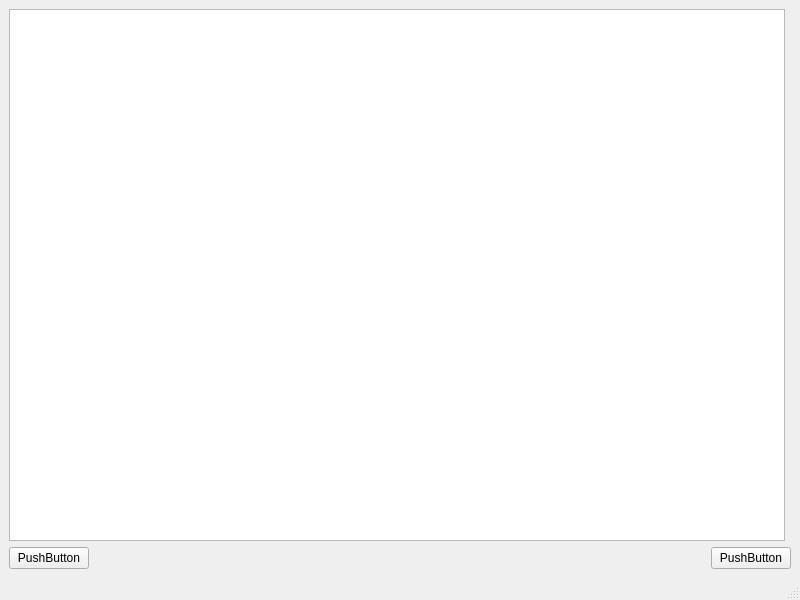
First picture: the form in WS5/WS5_Qt/mainwindow.ui, repository benjamintxn/2023_20364444, before the edit.
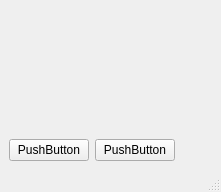
Second picture: the form after the edit.

```diff
--- a/WS5/WS5_Qt/mainwindow.ui
+++ b/WS5/WS5_Qt/mainwindow.ui
@@ -6,10 +6,16 @@
    <rect>
     <x>0</x>
     <y>0</y>
-    <width>800</width>
-    <height>600</height>
+    <width>221</width>
+    <height>192</height>
    </rect>
   </property>
+  <property name="sizePolicy">
+   <sizepolicy hsizetype="Expanding" vsizetype="Expanding">
+    <horstretch>0</horstretch>
+    <verstretch>0</verstretch>
+   </sizepolicy>
+  </property>
   <property name="windowTitle">
    <string>MainWindow</string>
   </property>
@@ -18,10 +24,30 @@
     <item>
      <layout class="QHBoxLayout" name="horizontalLayout_2">
       <item>
-       <widget class="QTreeView" name="treeView"/>
-      </item>
-      <item>
-       <widget class="QWidget" name="widget" native="true"/>
+       <widget class="QWidget" name="widget" native="true">
+        <property name="sizePolicy">
+         <sizepolicy hsizetype="Expanding" vsizetype="Expanding">
+          <horstretch>0</horstretch>
+          <verstretch>0</verstretch>
+         </sizepolicy>
+        </property>
+        <widget class="QTreeView" name="treeView">
+         <property name="geometry">
+          <rect>
+           <x>60</x>
+           <y>130</y>
+           <width>150</width>
+           <height>192</height>
+          </rect>
+         </property>
+         <property name="sizePolicy">
+          <sizepolicy hsizetype="Fixed" vsizetype="Expanding">
+           <horstretch>0</horstretch>
+           <verstretch>0</verstretch>
+          </sizepolicy>
+         </property>
+        </widget>
+       </widget>
       </item>
      </layout>
     </item>
@@ -34,6 +60,13 @@
         </property>
        </widget>
       </item>
+      <item>
+       <widget class="QPushButton" name="pushButton_2">
+        <property name="text">
+         <string>PushButton</string>
+        </property>
+       </widget>
+      </item>
       <item>
        <spacer name="horizontalSpacer">
         <property name="orientation">
@@ -47,13 +80,6 @@
         </property>
        </spacer>
       </item>
-      <item>
-       <widget class="QPushButton" name="pushButton_2">
-        <property name="text">
-         <string>PushButton</string>
-        </property>
-       </widget>
-      </item>
      </layout>
     </item>
    </layout>
```
Left out of the diff: 2 changed lines with no effect on the pictures.
